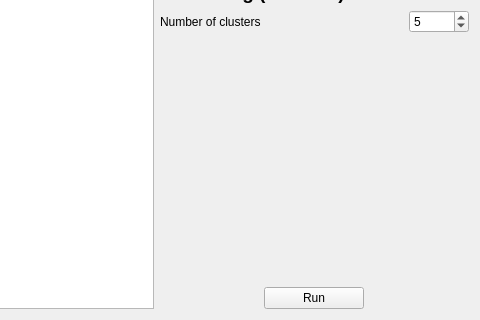
First picture: the form in assets/ui/analysisclustering.ui, repository jfnavarro/st_viewer, before the edit; both pictures show x 408 to 888 and y 270 to 590 of the 888 by 590 pixel window.
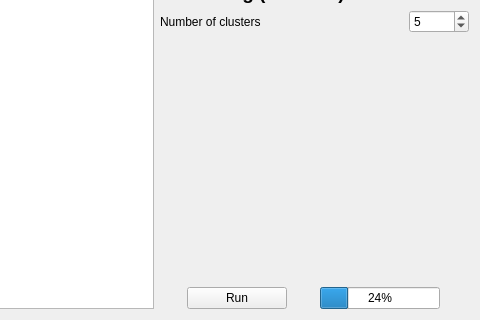
Second picture: the form after the edit. Custom widgets are drawn as their Qt base class.

```diff
--- a/assets/ui/analysisclustering.ui
+++ b/assets/ui/analysisclustering.ui
@@ -380,6 +380,31 @@
          </property>
         </widget>
        </item>
+       <item>
+        <widget class="QProgressBar" name="progressBar">
+         <property name="sizePolicy">
+          <sizepolicy hsizetype="Fixed" vsizetype="Fixed">
+           <horstretch>0</horstretch>
+           <verstretch>0</verstretch>
+          </sizepolicy>
+         </property>
+         <property name="minimumSize">
+          <size>
+           <width>120</width>
+           <height>0</height>
+          </size>
+         </property>
+         <property name="maximumSize">
+          <size>
+           <width>120</width>
+           <height>16777215</height>
+          </size>
+         </property>
+         <property name="value">
+          <number>24</number>
+         </property>
+        </widget>
+       </item>
       </layout>
      </item>
     </layout>
```
